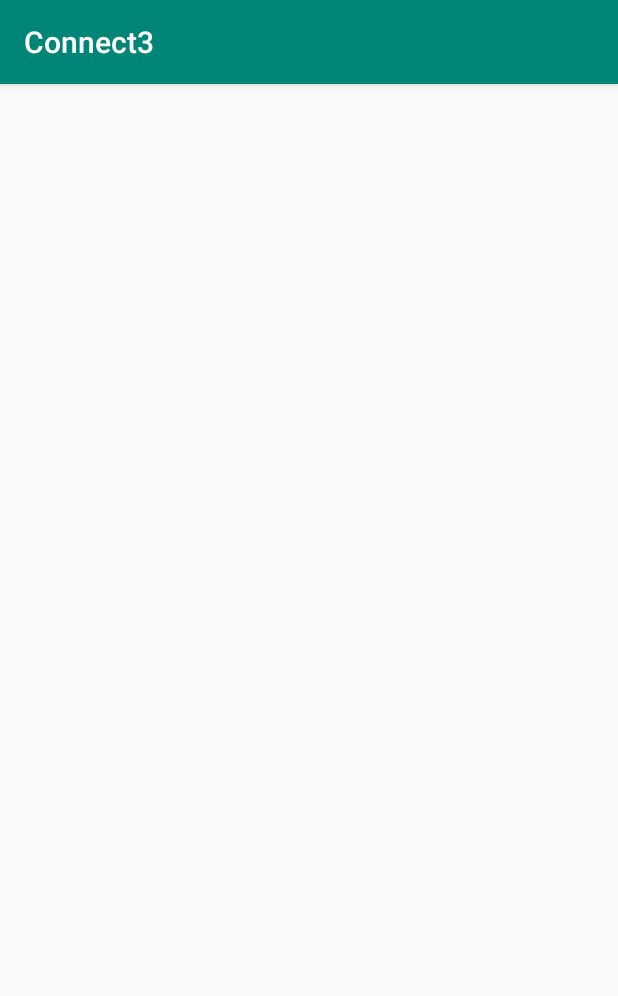
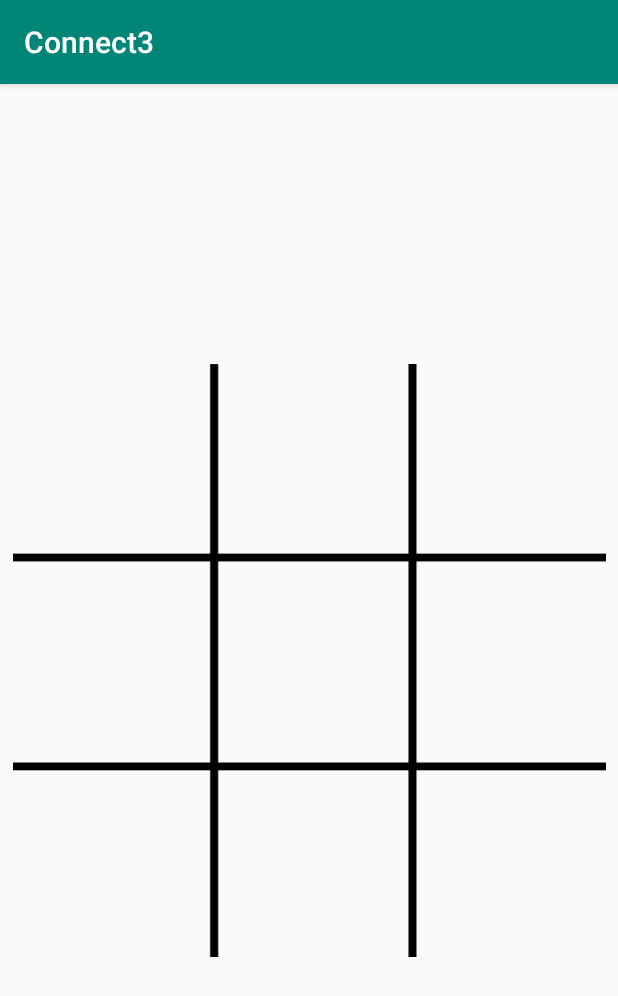
Before and after one commit to ysha18/android, an Android app: the screen it shows after launch (MainActivity), on a phone screen of 412 x 824 dp. Shown: the top 996 px of the screen. Run offline under Robolectric (Android 15) with nearby library versions, the light colour scheme and no system bars.

Commit message:
started connect 3

```diff
--- a/Connect3/app/src/main/java/com/harold/connect3/MainActivity.java
+++ b/Connect3/app/src/main/java/com/harold/connect3/MainActivity.java
@@ -9,12 +9,20 @@ import android.widget.ImageView;
 
 public class MainActivity extends AppCompatActivity {
 
+    // 1 => red, 2=> yellow, 0 => empty
+    String activePlayer = "1";
 
-    public void btnClicked(View view){
-        Button btn = (Button) findViewById(R.id.btnPlayAgain);
-        Log.i("Info","Button clicked");
+    public void diveIn(View view){
 
-}
+        ImageView piece = (ImageView)view;
+
+        // piece movement
+        piece.setImageResource(R.drawable.red);
+        piece.setTranslationY(-1500);
+        piece.animate().rotation(2400).translationYBy(1500);
+
+    }
+
 
     @Override
     protected void onCreate(Bundle savedInstanceState) {
--- a/Connect3/app/src/main/res/layout/activity_main.xml
+++ b/Connect3/app/src/main/res/layout/activity_main.xml
@@ -7,18 +7,90 @@
     tools:context=".MainActivity">
 
     <android.support.v7.widget.GridLayout
-        android:layout_width="500dp"
-        android:layout_height="500dp"
-        android:layout_marginStart="8dp"
-        android:layout_marginTop="8dp"
-        android:layout_marginEnd="8dp"
-        android:layout_marginBottom="8dp"
+        android:layout_width="395dp"
+        android:layout_height="395dp"
+        android:background="@drawable/board"
         app:columnCount="3"
         app:layout_constraintBottom_toBottomOf="parent"
         app:layout_constraintEnd_toEndOf="parent"
         app:layout_constraintStart_toStartOf="parent"
         app:layout_constraintTop_toTopOf="parent"
-        app:rowCount="3">
+        app:rowCount="3" >
+
+        <ImageView
+            android:id="@+id/imageView1"
+            android:layout_width="100dp"
+            android:layout_height="100dp"
+            android:layout_margin="10dp"
+            android:layout_marginLeft="20dp"
+            android:onClick="diveIn" />
+        <ImageView
+            android:id="@+id/imageView2"
+            android:layout_width="100dp"
+            android:layout_height="100dp"
+            android:layout_margin="10dp"
+            android:layout_marginLeft="20dp"
+            android:onClick="diveIn" />
+        <ImageView
+            android:id="@+id/imageView3"
+            android:layout_width="100dp"
+            android:layout_height="100dp"
+            android:layout_margin="10dp"
+            android:layout_marginLeft="20dp"
+            android:onClick="diveIn" />
+
+        <ImageView
+            android:id="@+id/imageView4"
+            android:layout_width="100dp"
+            android:layout_height="100dp"
+            android:layout_margin="10dp"
+            android:layout_marginLeft="20dp"
+            android:layout_marginTop="30dp"
+            android:onClick="diveIn" />
+
+        <ImageView
+            android:id="@+id/imageView5"
+            android:layout_width="100dp"
+            android:layout_height="100dp"
+            android:layout_margin="10dp"
+            android:layout_marginLeft="20dp"
+            android:layout_marginTop="30dp"
+            android:onClick="diveIn" />
+
+        <ImageView
+            android:id="@+id/imageView6"
+            android:layout_width="100dp"
+            android:layout_height="100dp"
+            android:layout_margin="10dp"
+            android:layout_marginLeft="20dp"
+            android:layout_marginTop="30dp"
+            android:onClick="diveIn" />
+
+        <ImageView
+            android:id="@+id/imageView7"
+            android:layout_width="100dp"
+            android:layout_height="100dp"
+            android:layout_margin="10dp"
+            android:layout_marginLeft="20dp"
+            android:layout_marginTop="25dp"
+            android:onClick="diveIn" />
+        <ImageView
+            android:id="@+id/imageView8"
+            android:layout_width="100dp"
+            android:layout_height="100dp"
+            android:layout_margin="10dp"
+            android:layout_marginLeft="20dp"
+            android:layout_marginTop="25dp"
+            android:onClick="diveIn" />
+        <ImageView
+            android:id="@+id/imageView9"
+            android:layout_width="100dp"
+            android:layout_height="100dp"
+            android:layout_margin="10dp"
+            android:layout_marginLeft="20dp"
+            android:layout_marginTop="25dp"
+            android:onClick="diveIn" />
+
 
     </android.support.v7.widget.GridLayout>
 </android.support.constraint.ConstraintLayout>
```
